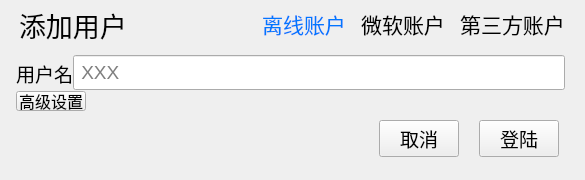
Before: the Qt Designer form UI/AddUserWindow/AddUserWindow.ui in SkyWorldStudio/Minecraft-Optimal-Starter_3, drawn with Qt 5.
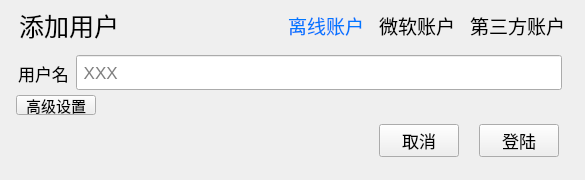
After: the same form once the commit is applied. Icons and pictures are not drawn. Custom widgets are drawn as their Qt base class.

Patch:
```diff
--- a/UI/AddUserWindow/AddUserWindow.ui
+++ b/UI/AddUserWindow/AddUserWindow.ui
@@ -158,7 +158,7 @@
              <widget class="MyQLabel" name="label_2">
               <property name="font">
                <font>
-                <pointsize>16</pointsize>
+                <pointsize>14</pointsize>
                </font>
               </property>
               <property name="styleSheet">
@@ -179,7 +179,7 @@
              <widget class="MyQLabel" name="label_3">
               <property name="font">
                <font>
-                <pointsize>16</pointsize>
+                <pointsize>14</pointsize>
                </font>
               </property>
               <property name="text">
@@ -197,7 +197,7 @@
              <widget class="MyQLabel" name="label_4">
               <property name="font">
                <font>
-                <pointsize>16</pointsize>
+                <pointsize>14</pointsize>
                </font>
               </property>
               <property name="text">
@@ -224,7 +224,7 @@
            </property>
            <property name="font">
             <font>
-             <pointsize>20</pointsize>
+             <pointsize>19</pointsize>
             </font>
            </property>
            <property name="text">
@@ -258,6 +258,9 @@
         </property>
         <widget class="QWidget" name="page_OffLine">
          <layout class="QGridLayout" name="gridLayout_2">
+          <property name="rightMargin">
+           <number>12</number>
+          </property>
           <property name="verticalSpacing">
            <number>0</number>
           </property>
@@ -265,7 +268,7 @@
            <widget class="QWidget" name="widget_OffLine_1" native="true">
             <layout class="QHBoxLayout" name="horizontalLayout_3">
              <property name="spacing">
-              <number>0</number>
+              <number>5</number>
              </property>
              <property name="leftMargin">
               <number>0</number>
@@ -289,7 +292,7 @@
                </property>
                <property name="font">
                 <font>
-                 <pointsize>14</pointsize>
+                 <pointsize>13</pointsize>
                 </font>
                </property>
                <property name="text">
@@ -310,7 +313,7 @@
                </property>
                <property name="font">
                 <font>
-                 <pointsize>14</pointsize>
+                 <pointsize>13</pointsize>
                 </font>
                </property>
                <property name="placeholderText">
@@ -449,6 +452,12 @@
             <property name="enabled">
              <bool>true</bool>
             </property>
+            <property name="sizePolicy">
+             <sizepolicy hsizetype="Maximum" vsizetype="Fixed">
+              <horstretch>0</horstretch>
+              <verstretch>0</verstretch>
+             </sizepolicy>
+            </property>
             <property name="minimumSize">
              <size>
               <width>70</width>
@@ -457,13 +466,13 @@
             </property>
             <property name="maximumSize">
              <size>
-              <width>70</width>
+              <width>90</width>
               <height>20</height>
              </size>
             </property>
             <property name="font">
              <font>
-              <pointsize>12</pointsize>
+              <pointsize>11</pointsize>
              </font>
             </property>
             <property name="text">
@@ -560,7 +569,7 @@
            </property>
            <property name="font">
             <font>
-             <pointsize>14</pointsize>
+             <pointsize>13</pointsize>
             </font>
            </property>
            <property name="text">
@@ -575,7 +584,7 @@
           <widget class="QPushButton" name="pushButton_bottom_cancel_confirm">
            <property name="font">
             <font>
-             <pointsize>14</pointsize>
+             <pointsize>13</pointsize>
             </font>
            </property>
            <property name="text">
```
Left out of the diff: 6 changed lines with no effect on the pictures.
